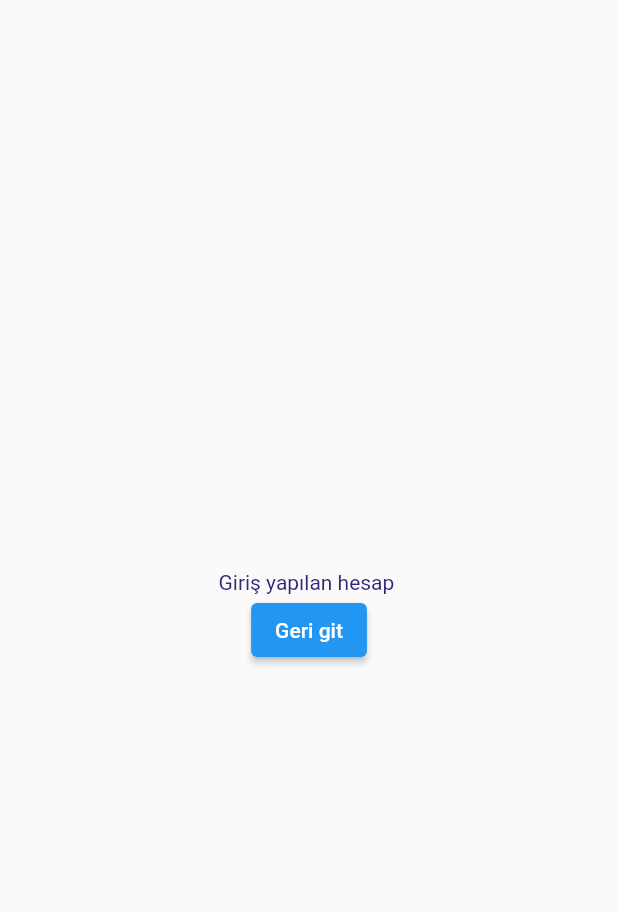
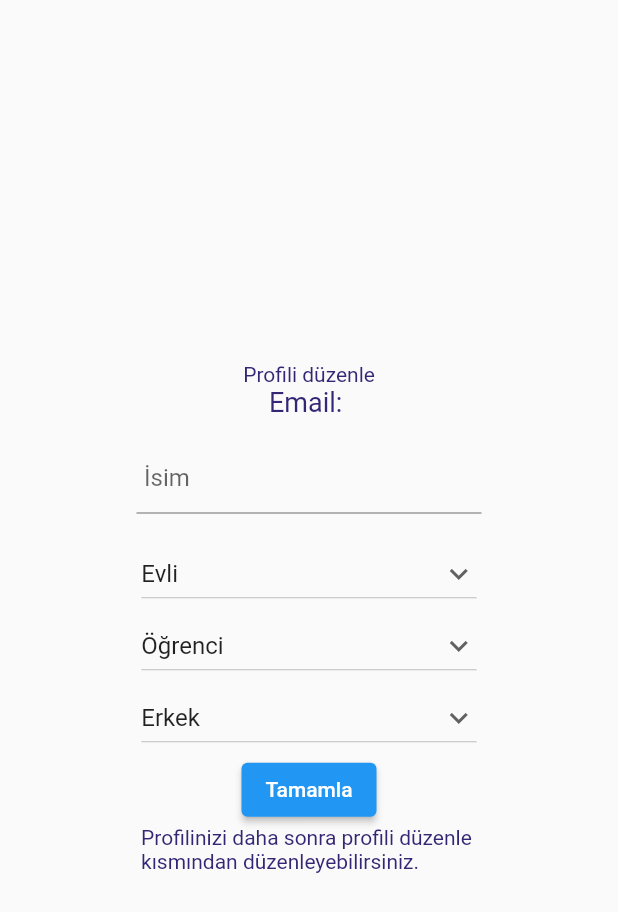
Before and after one commit to dogukanhfo/fortuneteller, a Flutter app: the screen it shows once a user with an empty profile is signed in, item 3 of the bottom bar chosen, after a tap on "Profili düzenle", on a phone screen of 412 x 824 dp. Shown: the top 912 px of the screen. Run offline on Flutter 3.47's test engine with Material 2 defaults, Android fonts, the phone set to English and light mode, and no system bars; our stand-ins replace cloud_firestore, firebase_auth, firebase_core, google_fonts; accounts and stored records are empty; network calls fail.

Commit message:
create user profile

```diff
--- a/lib/main.dart
+++ b/lib/main.dart
@@ -1,7 +1,8 @@
 import 'package:firebase_core/firebase_core.dart';
 import 'package:flutter/material.dart';
 import 'package:fortuneteller/consts.dart';
-import 'package:fortuneteller/pages/main_page.dart';
+import 'package:fortuneteller/pages/main_page/main_page.dart';
+import 'package:fortuneteller/pages/navbar_pages/profilepage/create_profile.dart';
 
 void main() async {
   WidgetsFlutterBinding.ensureInitialized();
@@ -28,6 +29,9 @@ class MyApp extends StatelessWidget {
       ),
       debugShowCheckedModeBanner: false,
       home: MainPage(),
+      routes: {
+        '/createProfile': (context) => CreateProfilePage(),
+      },
     );
   }
 }
--- a/lib/pages/login_pages/login_page.dart
+++ b/lib/pages/login_pages/login_page.dart
@@ -1,6 +1,7 @@
 import 'package:firebase_auth/firebase_auth.dart';
 import 'package:flutter/material.dart';
 import 'package:fortuneteller/consts.dart';
+import 'package:fortuneteller/pages/navbar_pages/profilepage/create_profile.dart';
 import 'package:google_fonts/google_fonts.dart';
 
 class LoginPage extends StatefulWidget {
@@ -17,10 +18,12 @@ class _LoginPageState extends State<LoginPage> {
   final _passwordController = TextEditingController();
 
   Future signIn() async {
-    await FirebaseAuth.instance.signInWithEmailAndPassword(
-      email: _emailController.text.trim(),
-      password: _passwordController.text.trim(),
-    );
+    await FirebaseAuth.instance
+        .signInWithEmailAndPassword(
+          email: _emailController.text.trim(),
+          password: _passwordController.text.trim(),
+        )
+        .then((value) => Navigator.pushNamed(context, '/createProfile'));
   }
 
   @override
--- a/lib/pages/navbar_pages/nav_home.dart
+++ b/lib/pages/navbar_pages/nav_home.dart
@@ -1,3 +1,4 @@
+import 'package:cloud_firestore/cloud_firestore.dart';
 import 'package:firebase_auth/firebase_auth.dart';
 import 'package:flutter/material.dart';
 import 'package:fortuneteller/consts.dart';
@@ -26,9 +27,6 @@ class _NavHomePageState extends State<NavHomePage> {
                 SizedBox(
                   height: 40,
                 ),
-                Column(
-                  mainAxisAlignment: MainAxisAlignment.center,
-                  children: [
                 ElevatedButton(
                   style: ElevatedButton.styleFrom(
                       shape: RoundedRectangleBorder(
@@ -51,8 +49,6 @@ class _NavHomePageState extends State<NavHomePage> {
                     ),
                   ),
                 ),
-                  ],
-                ),
                 SizedBox(
                   height: 300,
                 ),
--- a/lib/pages/navbar_pages/nav_profile.dart
+++ b/lib/pages/navbar_pages/nav_profile.dart
@@ -1,8 +1,7 @@
 import 'package:firebase_auth/firebase_auth.dart';
 import 'package:flutter/material.dart';
-import 'package:fortuneteller/consts.dart';
 import 'package:fortuneteller/nav_animation/nav_animation.dart';
-import 'package:fortuneteller/pages/navbar_pages/profilepage/edit_profile.dart';
+import 'package:fortuneteller/pages/navbar_pages/profilepage/create_profile.dart';
 import 'package:fortuneteller/pages/navbar_pages/profilepage/fav_fortunes.dart';
 
 class NavProfilePage extends StatefulWidget {
@@ -28,7 +27,7 @@ class _NavProfilePageState extends State<NavProfilePage> {
             onTap: () {
               Navigator.of(context).push(
                 createRoute(
-                  EditProfilePage(),
+                  CreateProfilePage(),
                 ),
               );
             },
--- /dev/null
+++ b/lib/pages/navbar_pages/profilepage/create_profile.dart
@@ -0,0 +1,154 @@
+import 'package:firebase_auth/firebase_auth.dart';
+import 'package:flutter/material.dart';
+import 'package:fortuneteller/services/firestore_adduser.dart';
+
+class CreateProfilePage extends StatefulWidget {
+  const CreateProfilePage({Key? key}) : super(key: key);
+
+  @override
+  State<CreateProfilePage> createState() => _CreateProfilePageState();
+}
+
+class _CreateProfilePageState extends State<CreateProfilePage> {
+  final user = FirebaseAuth.instance.currentUser!;
+
+  final _firstNameController = TextEditingController();
+
+  //Maritial status
+  int _selectedMarStatue = 0;
+  var marStatues = <String>['Evli', 'Bekar'];
+
+  //Job
+  int _selectedJob = 0;
+  var jobs = <String>[
+    'Öğrenci',
+    'Çalışmıyor',
+    'Memur',
+    'Ev hanımı',
+    'Öğretmen'
+  ];
+
+  //Sex
+  int _selectedSex = 0;
+  var sexes = <String>['Erkek', 'Kadın'];
+
+  @override
+  Widget build(BuildContext context) {
+    return Scaffold(
+      body: Column(
+        mainAxisAlignment: MainAxisAlignment.center,
+        children: [
+          Text('Profili düzenle'),
+          Text(
+            'Email: ${user.email}',
+            style: TextStyle(fontSize: 18),
+          ),
+          Center(
+            child: Padding(
+              padding: const EdgeInsets.symmetric(horizontal: 8, vertical: 16),
+              child: Container(
+                width: 230.0,
+                child: TextFormField(
+                  controller: _firstNameController,
+                  decoration: InputDecoration(
+                    contentPadding: const EdgeInsets.symmetric(horizontal: 5.0),
+                    hintText: 'İsim',
+                  ),
+                  textAlign: TextAlign.start,
+                ),
+              ),
+            ),
+          ),
+
+          //Maritial status dropdown
+          DropdownButton<String>(
+            hint: Text('Medeni durumunuzu seçiniz'),
+            // Initial Value
+            value: _selectedMarStatue == null
+                ? null
+                : marStatues[_selectedMarStatue],
+
+            // Down Arrow Icon
+            icon: const Icon(Icons.keyboard_arrow_down),
+
+            // Array list of items
+            items: marStatues.map((String items) {
+              return DropdownMenuItem<String>(
+                value: items,
+                child: Text(items),
+              );
+            }).toList(),
+            // After selecting the desired option,it will
+            // change button value to selected value
+            onChanged: (newValue) {
+              setState(() {
+                _selectedMarStatue = marStatues.indexOf(newValue!);
+              });
+            },
+          ),
+
+          //Job dropdown
+          DropdownButton<String>(
+            hint: Text('Medeni durumunuzu seçiniz'),
+            // Initial Value
+            value: _selectedJob == null ? null : jobs[_selectedJob],
+
+            // Down Arrow Icon
+            icon: const Icon(Icons.keyboard_arrow_down),
+
+            // Array list of items
+            items: jobs.map((String items) {
+              return DropdownMenuItem<String>(
+                value: items,
+                child: Text(items),
+              );
+            }).toList(),
+            // After selecting the desired option,it will
+            // change button value to selected value
+            onChanged: (newValue) {
+              setState(() {
+                _selectedJob = jobs.indexOf(newValue!);
+              });
+            },
+          ),
+
+          //Sex dropdown
+          DropdownButton<String>(
+            hint: Text('Medeni durumunuzu seçiniz'),
+            // Initial Value
+            value: _selectedSex == null ? null : sexes[_selectedSex],
+
+            // Down Arrow Icon
+            icon: const Icon(Icons.keyboard_arrow_down),
+
+            // Array list of items
+            items: sexes.map((String items) {
+              return DropdownMenuItem<String>(
+                value: items,
+                child: Text(items),
+              );
+            }).toList(),
+            // After selecting the desired option,it will
+            // change button value to selected value
+            onChanged: (newValue) {
+              setState(() {
+                _selectedSex = sexes.indexOf(newValue!);
+              });
+            },
+          ),
+
+          AddUser(
+            user.uid,
+            _firstNameController.text.trim(),
+            user.email,
+            marStatues[_selectedMarStatue],
+            jobs[_selectedJob],
+            sexes[_selectedSex],
+          ),
+          Text(
+              'Profilinizi daha sonra profili düzenle \nkısmından düzenleyebilirsiniz.')
+        ],
+      ),
+    );
+  }
+}
--- a/lib/pages/navbar_pages/profilepage/edit_profile.dart
+++ /dev/null
@@ -1,34 +0,0 @@
-import 'package:firebase_auth/firebase_auth.dart';
-import 'package:firebase_core/firebase_core.dart';
-import 'package:flutter/material.dart';
-
-class EditProfilePage extends StatefulWidget {
-  const EditProfilePage({Key? key}) : super(key: key);
-
-  @override
-  State<EditProfilePage> createState() => _EditProfilePageState();
-}
-
-class _EditProfilePageState extends State<EditProfilePage> {
-  final user = FirebaseAuth.instance.currentUser!;
-  @override
-  Widget build(BuildContext context) {
-    return Scaffold(
-      body: Center(
-        child: Column(
-          mainAxisAlignment: MainAxisAlignment.center,
-          children: [
-            Text(
-              'Giriş yapılan hesap ${user.email}',
-            ),
-            ElevatedButton(
-                onPressed: () {
-                  Navigator.pop(context);
-                },
-                child: Text('Geri git')),
-          ],
-        ),
-      ),
-    );
-  }
-}
--- /dev/null
+++ b/lib/services/firestore_adduser.dart
@@ -0,0 +1,40 @@
+import 'package:cloud_firestore/cloud_firestore.dart';
+import 'package:flutter/material.dart';
+
+class AddUser extends StatelessWidget {
+  final String id;
+  final String? firstName;
+  final String? email;
+  final String? maritalStatus;
+  final String? job;
+  final String? sex;
+
+  const AddUser(this.id, this.firstName, this.email, this.maritalStatus,
+      this.job, this.sex,
+      {Key? key})
+      : super(key: key);
+
+  @override
+  Widget build(BuildContext context) {
+    CollectionReference users = FirebaseFirestore.instance.collection('users');
+
+    Future<void> addUser() async {
+      return await users
+          .doc(id)
+          .set({
+            'firstName': firstName,
+            'email': email,
+            'maritalStatus': maritalStatus,
+            'job': job,
+            'sex': sex,
+          })
+          .then((value) => Navigator.pop(context))
+          .catchError((error) => print('Failed to add user: $error'));
+    }
+
+    return ElevatedButton(
+      onPressed: addUser,
+      child: Text('Tamamla'),
+    );
+  }
+}
```
Also changed, not shown: lib/pages/main_page/home_page.dart (renamed from lib/pages/home_page.dart), lib/pages/main_page/main_page.dart (renamed from lib/pages/main_page.dart). Lines whose indentation alone changed are shown as unchanged.
